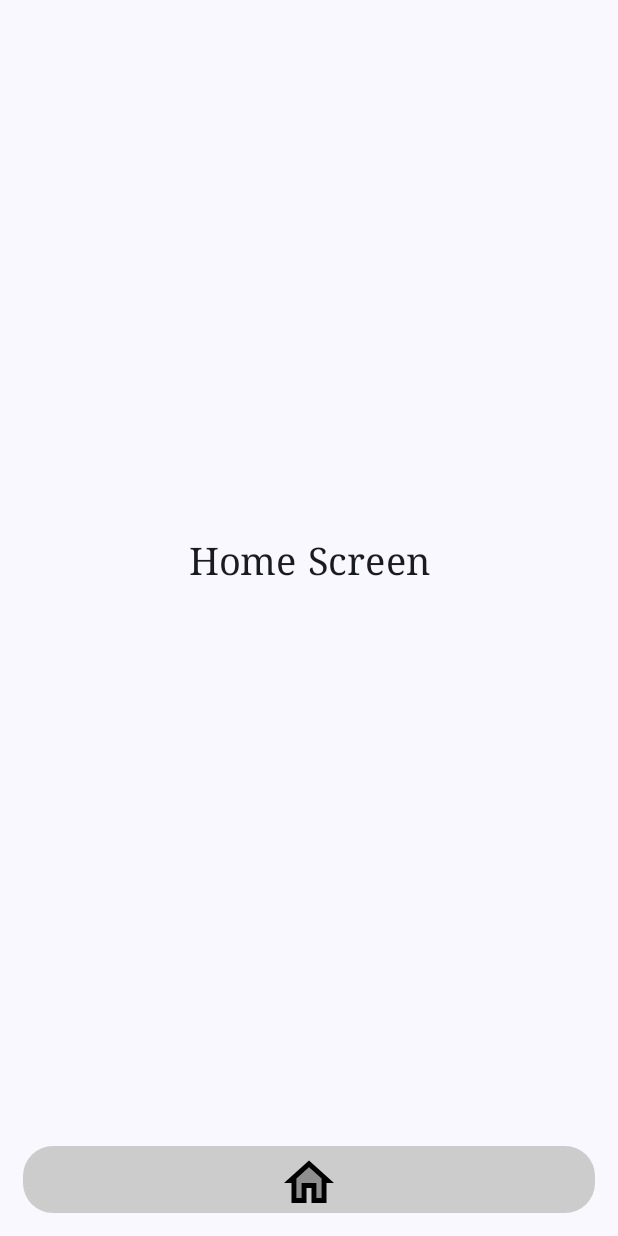
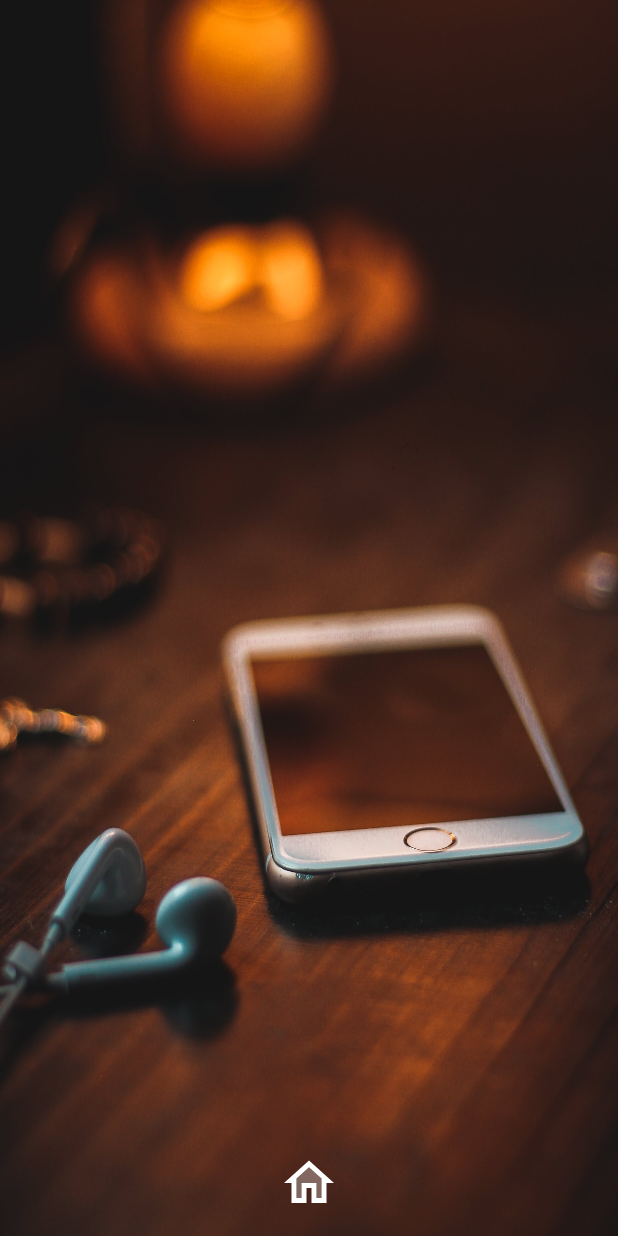
Before and after one commit to Sairadeep/Turbo_Launcher, an Android app built with Jetpack Compose: the screen it shows after launch (MainActivity), on a phone screen of 412 x 824 dp. Run offline under Robolectric (Android 15) with nearby library versions, the phone set to English and light mode, and no system bars.

Commit message:
Added background image in the home screen and also made bottom sheet container as transparent

```diff
--- a/app/src/main/java/com/anxer/bottomsheet/MainActivity.kt
+++ b/app/src/main/java/com/anxer/bottomsheet/MainActivity.kt
@@ -4,9 +4,7 @@ import android.content.ComponentName
 import android.content.Context
 import android.content.Intent
 import android.content.pm.LauncherApps
-import android.content.pm.LauncherApps.ShortcutQuery.FLAG_MATCH_CACHED
-import android.content.pm.LauncherApps.ShortcutQuery.FLAG_MATCH_MANIFEST
-import android.content.pm.LauncherApps.ShortcutQuery.FLAG_MATCH_PINNED
+import android.content.pm.LauncherApps.ShortcutQuery.FLAG_MATCH_DYNAMIC
 import android.content.pm.PackageManager
 import android.os.Build
 import android.os.Bundle
@@ -56,8 +54,9 @@ import androidx.compose.ui.Modifier
 import androidx.compose.ui.draw.clip
 import androidx.compose.ui.graphics.Color
 import androidx.compose.ui.graphics.asImageBitmap
+import androidx.compose.ui.layout.ContentScale
 import androidx.compose.ui.platform.LocalContext
-import androidx.compose.ui.text.font.FontFamily
+import androidx.compose.ui.res.painterResource
 import androidx.compose.ui.text.style.TextAlign
 import androidx.compose.ui.text.style.TextOverflow
 import androidx.compose.ui.unit.DpOffset
@@ -107,8 +106,6 @@ class MainActivity : ComponentActivity() {
 fun BottomSheetDemo() {
     val myContext = LocalContext.current
     val toDisplayBS = remember { mutableStateOf(false) }
-    val textValue = remember { mutableStateOf("Name") }
-    val buttonText = remember { mutableStateOf("Open BS") }
     val packM = myContext.packageManager
     val intent = Intent(Intent.ACTION_MAIN)
     intent.addCategory(Intent.CATEGORY_LAUNCHER)
@@ -117,7 +114,6 @@ fun BottomSheetDemo() {
         val packageName = it.activityInfo.packageName
         val appName = it.loadLabel(packM).toString()
         val appIcon = it.loadIcon(packM).toBitmap()
-
         AppInfo(packageName, appName, appIcon)
     }
 
@@ -126,6 +122,7 @@ fun BottomSheetDemo() {
     val badgeNumber = remember { mutableStateMapOf<String, Int>() }
     val longClickShortcutApp = remember { mutableStateMapOf<String, Boolean>() }
     val toShowBadge = remember { mutableStateOf(false) }
+    val bottomBarStatus = remember { mutableStateOf(true) }
 
     Column(
         modifier = Modifier
@@ -135,14 +132,15 @@ fun BottomSheetDemo() {
     ) {
         Scaffold(
             bottomBar = {
+                if (bottomBarStatus.value) {
                     BottomAppBar(
                         modifier = Modifier
                             .fillMaxWidth()
                             .height(75.dp)
                             .padding(15.dp)
                             .clip(RoundedCornerShape(20.dp)),
-                    containerColor = Color.LightGray,
-                    contentColor = Color.Black
+                        containerColor = Color.Transparent,
+                        contentColor = Color.White
                     ) {
                         Column(
                             modifier = Modifier.fillMaxSize(),
@@ -152,6 +150,7 @@ fun BottomSheetDemo() {
                             IconButton(
                                 onClick = {
                                     toDisplayBS.value = true
+                                    bottomBarStatus.value = false
                                 }
                             ) {
                                 Icon(
@@ -162,8 +161,21 @@ fun BottomSheetDemo() {
                             }
                         }
                     }
+                }
             },
             content = {
+                Column(
+                    modifier = Modifier.fillMaxSize(),
+                    verticalArrangement = Arrangement.Center,
+                    horizontalAlignment = Alignment.CenterHorizontally
+                ) {
+                    Image(
+                        painter = painterResource(id = R.drawable.bg),
+                        contentDescription = "Background Image",
+                        alignment = Alignment.Center,
+                        contentScale = ContentScale.FillBounds,
+                        modifier = Modifier.fillMaxSize()
+                    )
                     Column(
                         modifier = Modifier
                             .padding(it)
@@ -171,29 +183,27 @@ fun BottomSheetDemo() {
                         verticalArrangement = Arrangement.Center,
                         horizontalAlignment = Alignment.CenterHorizontally
                     ) {
-                    Text(
-                        text = "Home Screen",
-                        fontSize = 25.sp,
-                        fontFamily = FontFamily.Serif,
-                        textAlign = TextAlign.Center
-                    )
+
                     }
+                }
+
             }
         )
         if (toDisplayBS.value) {
             ModalBottomSheet(
                 onDismissRequest = {
                     toDisplayBS.value = false
-                    buttonText.value = textValue.value
+                    bottomBarStatus.value = true
                 },
                 modifier = Modifier.fillMaxSize(),
                 shape = RoundedCornerShape(30.dp),
-                scrimColor = Color.DarkGray,
+                scrimColor = Color.Transparent,
                 sheetState = SheetState(
                     skipPartiallyExpanded = true,
                     skipHiddenState = false
                 ),
-                contentColor = Color.Black
+                contentColor = Color.White,
+                containerColor = Color.Transparent
             ) {
                 LazyGridToDisplayApps(
                     apps,
@@ -305,16 +315,20 @@ private fun LazyGridToDisplayApps(
                                         )
                                 ) {
                                     val shortcutQuery = LauncherApps.ShortcutQuery()
-                                    shortcutQuery.setQueryFlags(FLAG_MATCH_PINNED or FLAG_MATCH_CACHED or FLAG_MATCH_MANIFEST)
+                                    shortcutQuery.setQueryFlags(FLAG_MATCH_DYNAMIC)
                                         .setPackage(appsInOrder[index].appPackage)
-                                    Log.d(
-                                        "CurrentShortcuts", "${
-                                            launcherApps.getShortcuts(
+                                    val shortcuts = launcherApps.getShortcuts(
                                         shortcutQuery,
                                         Process.myUserHandle()
                                     )
-                                        }"
+                                    if (shortcuts != null) {
+                                        for (shortcut in shortcuts) {
+                                            Log.d(
+                                                "CurrentShortcuts",
+                                                "${appsInOrder[index].appName} : $shortcuts"
                                             )
+                                        }
+                                    }
                                 }
                             }
                         }
@@ -322,12 +336,18 @@ private fun LazyGridToDisplayApps(
                             bitmap = (appsInOrder[index].appIcon).asImageBitmap(),
                             contentDescription = ""
                         )
-                        if (toShowBadge.value) BadgedBox(badge = { Text(text = "${badgeNumber[appsInOrder[index].appPackage]}", fontSize = 11.sp, textAlign = TextAlign.Left) }) {}
+                        if (toShowBadge.value) BadgedBox(badge = {
+                            Text(
+                                text = "${badgeNumber[appsInOrder[index].appPackage]}",
+                                fontSize = 11.sp,
+                                textAlign = TextAlign.Left
+                            )
+                        }) {}
                     }
                     Row {
                         Text(
                             text = appsInOrder[index].appName,
-                            fontSize = 12.sp,
+                            fontSize = 14.sp,
                             textAlign = TextAlign.Center,
                             maxLines = 1,
                             overflow = TextOverflow.Ellipsis,
```
Also changed, not shown: app/src/main/res/drawable/bg.jpg (added), app/src/main/res/drawable/tree.jpg (added). Lines whose indentation alone changed are shown as unchanged.
